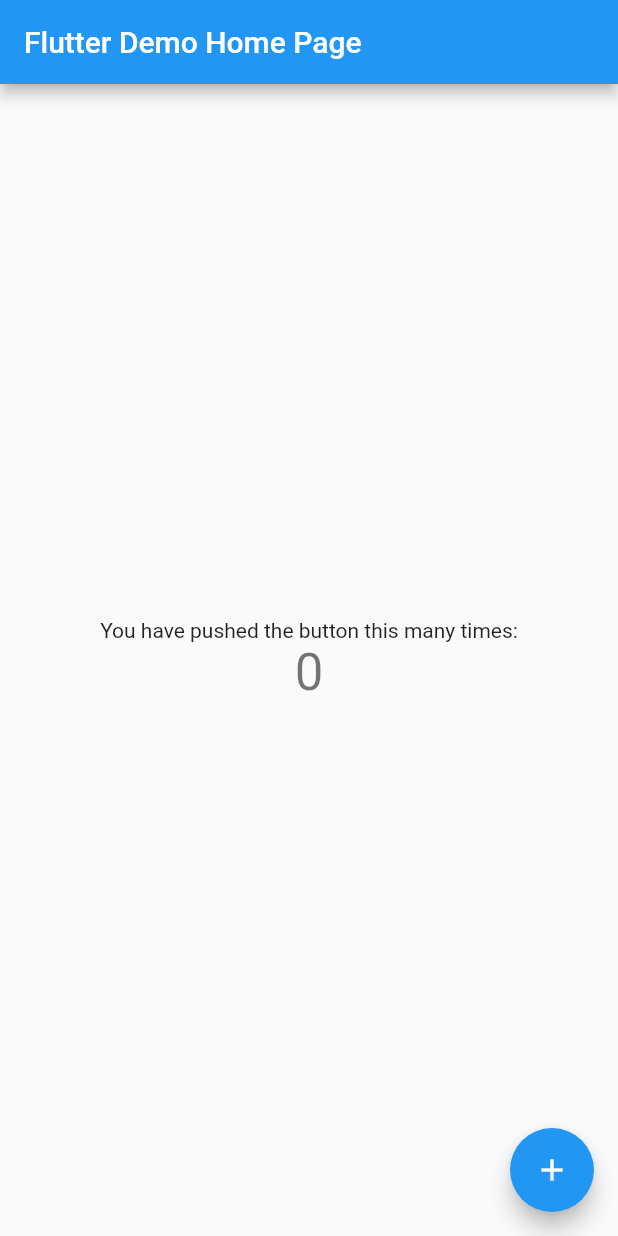
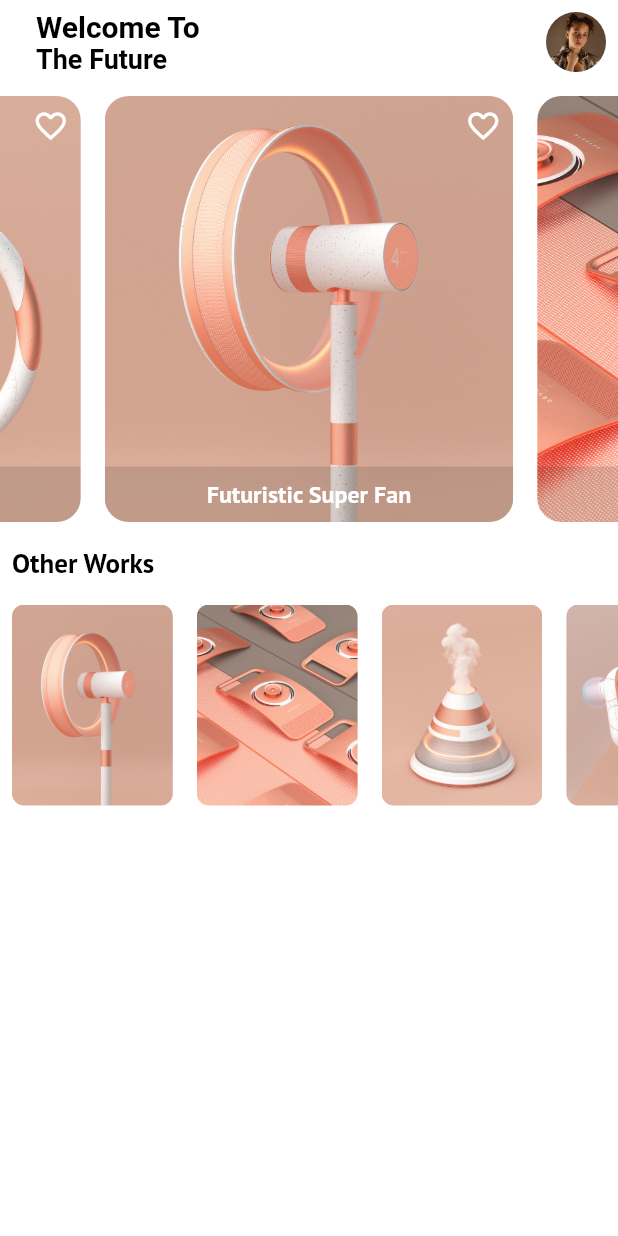
Before and after one commit to xiqi369/ResoMate, a Flutter app: the screen it shows after launch, on a phone screen of 412 x 824 dp. Run offline on Flutter 3.47's test engine with Material 2 defaults, Android fonts, the phone set to English and light mode, and no system bars; our stand-ins replace flutter_swiper.

Commit message:
Added app skeleton.

```diff
--- a/lib/main.dart
+++ b/lib/main.dart
@@ -1,117 +1,175 @@
 import 'package:flutter/material.dart';
+import 'package:flutter_swiper/flutter_swiper.dart';
 
-void main() {
-  runApp(MyApp());
-}
+import 'detail_page.dart';
+
+void main() => runApp(MyApp());
 
 class MyApp extends StatelessWidget {
-  // This widget is the root of your application.
   @override
   Widget build(BuildContext context) {
     return MaterialApp(
-      title: 'Flutter Demo',
-      theme: ThemeData(
-        // This is the theme of your application.
-        //
-        // Try running your application with "flutter run". You'll see the
-        // application has a blue toolbar. Then, without quitting the app, try
-        // changing the primarySwatch below to Colors.green and then invoke
-        // "hot reload" (press "r" in the console where you ran "flutter run",
-        // or simply save your changes to "hot reload" in a Flutter IDE).
-        // Notice that the counter didn't reset back to zero; the application
-        // is not restarted.
-        primarySwatch: Colors.blue,
-        // This makes the visual density adapt to the platform that you run
-        // the app on. For desktop platforms, the controls will be smaller and
-        // closer together (more dense) than on mobile platforms.
-        visualDensity: VisualDensity.adaptivePlatformDensity,
-      ),
-      home: MyHomePage(title: 'Flutter Demo Home Page'),
+      title: 'ResoMate',
+      debugShowCheckedModeBanner: false,
+      theme:
+          ThemeData(primarySwatch: Colors.blue, accentColor: Color(0xff0DBC83)),
+      home: HomePage(),
     );
   }
 }
 
-class MyHomePage extends StatefulWidget {
-  MyHomePage({Key key, this.title}) : super(key: key);
-
-  // This widget is the home page of your application. It is stateful, meaning
-  // that it has a State object (defined below) that contains fields that affect
-  // how it looks.
-
-  // This class is the configuration for the state. It holds the values (in this
-  // case the title) provided by the parent (in this case the App widget) and
-  // used by the build method of the State. Fields in a Widget subclass are
-  // always marked "final".
-
-  final String title;
-
-  @override
-  _MyHomePageState createState() => _MyHomePageState();
-}
-
-class _MyHomePageState extends State<MyHomePage> {
-  int _counter = 0;
-
-  void _incrementCounter() {
-    setState(() {
-      // This call to setState tells the Flutter framework that something has
-      // changed in this State, which causes it to rerun the build method below
-      // so that the display can reflect the updated values. If we changed
-      // _counter without calling setState(), then the build method would not be
-      // called again, and so nothing would appear to happen.
-      _counter++;
-    });
-  }
-
+class HomePage extends StatelessWidget {
   @override
   Widget build(BuildContext context) {
-    // This method is rerun every time setState is called, for instance as done
-    // by the _incrementCounter method above.
-    //
-    // The Flutter framework has been optimized to make rerunning build methods
-    // fast, so that you can just rebuild anything that needs updating rather
-    // than having to individually change instances of widgets.
     return Scaffold(
       appBar: AppBar(
-        // Here we take the value from the MyHomePage object that was created by
-        // the App.build method, and use it to set our appbar title.
-        title: Text(widget.title),
+        backgroundColor: Colors.white,
+        elevation: 0,
+        title: Padding(
+          padding: const EdgeInsets.all(8.0),
+          child: Column(
+            mainAxisAlignment: MainAxisAlignment.start,
+            crossAxisAlignment: CrossAxisAlignment.start,
+            children: <Widget>[
+              Text(
+                'Welcome To',
+                style: TextStyle(
+                    fontSize: 20,
+                    fontWeight: FontWeight.bold,
+                    color: Colors.black),
+              ),
+              Text(
+                'The Future',
+                style: TextStyle(
+                    fontSize: 18,
+                    fontWeight: FontWeight.bold,
+                    color: Colors.black),
+              ),
+            ],
+          ),
+        ),
+        actions: <Widget>[
+          Padding(
+            padding: EdgeInsets.all(8.0),
+            child: Container(
+              width: 40,
+              height: 40,
+              decoration: BoxDecoration(
+                shape: BoxShape.circle,
+                image: DecorationImage(
+                    image: AssetImage(
+                      'assets/face.jpg',
+                    ),
+                    fit: BoxFit.cover),
+              ),
+            ),
+          ),
+        ],
       ),
-      body: Center(
-        // Center is a layout widget. It takes a single child and positions it
-        // in the middle of the parent.
+      body: Container(
+        color: Colors.white,
         child: Column(
-          // Column is also a layout widget. It takes a list of children and
-          // arranges them vertically. By default, it sizes itself to fit its
-          // children horizontally, and tries to be as tall as its parent.
-          //
-          // Invoke "debug painting" (press "p" in the console, choose the
-          // "Toggle Debug Paint" action from the Flutter Inspector in Android
-          // Studio, or the "Toggle Debug Paint" command in Visual Studio Code)
-          // to see the wireframe for each widget.
-          //
-          // Column has various properties to control how it sizes itself and
-          // how it positions its children. Here we use mainAxisAlignment to
-          // center the children vertically; the main axis here is the vertical
-          // axis because Columns are vertical (the cross axis would be
-          // horizontal).
-          mainAxisAlignment: MainAxisAlignment.center,
+          crossAxisAlignment: CrossAxisAlignment.start,
           children: <Widget>[
-            Text(
-              'You have pushed the button this many times:',
+            SizedBox(
+              width: double.infinity,
+              height: 300,
+              child: Swiper(
+                itemCount: 5,
+                autoplay: false,
+                viewportFraction: 0.7,
+                itemBuilder: (BuildContext context, int index) {
+                  return GestureDetector(
+                    onTap: () {
+                      Navigator.push(
+                          context,
+                          MaterialPageRoute(
+                              builder: (context) => DetailPage(
+                                    heroTag: index.toString(),
+                                  )));
+                    },
+                    child: Padding(
+                      padding: const EdgeInsets.all(8.0),
+                      child: ClipRRect(
+                        borderRadius: BorderRadius.circular(16.0),
+                        child: Stack(
+                          children: <Widget>[
+                            Positioned.fill(
+                                child: Hero(
+                              tag: '$index',
+                              child: Image.asset('assets/$index.png',
+                                  fit: BoxFit.cover),
+                            )),
+                            Positioned(
+                              top: 8,
+                              right: 8,
+                              child: Icon(
+                                Icons.favorite_border,
+                                color: Colors.white,
+                              ),
+                            ),
+                            Positioned(
+                              bottom: 0,
+                              left: 0,
+                              right: 0,
+                              child: Container(
+                                color: Colors.black12,
+                                child: Padding(
+                                  padding: const EdgeInsets.all(8.0),
+                                  child: Text(
+                                    'Futuristic Super Fan',
+                                    style: TextStyle(
+                                        color: Colors.white,
+                                        fontFamily: 'Sans',
+                                        fontWeight: FontWeight.bold,
+                                        fontSize: 16),
+                                    textAlign: TextAlign.center,
+                                  ),
+                                ),
+                              ),
+                            )
+                          ],
+                        ),
+                      ),
+                    ),
+                  );
+                },
+              ),
             ),
-            Text(
-              '$_counter',
-              style: Theme.of(context).textTheme.headline4,
+            Padding(
+              padding: const EdgeInsets.all(8.0),
+              child: Text(
+                'Other Works',
+                style: TextStyle(
+                    color: Colors.black,
+                    fontFamily: 'Sans',
+                    fontWeight: FontWeight.bold,
+                    fontSize: 18),
+              ),
             ),
+            SizedBox(
+              width: double.infinity,
+              height: 150,
+              child: ListView.builder(
+                itemCount: 5,
+                scrollDirection: Axis.horizontal,
+                itemBuilder: (BuildContext context, int index) {
+                  return Padding(
+                    padding: const EdgeInsets.all(8.0),
+                    child: ClipRRect(
+                      borderRadius: BorderRadius.circular(8.0),
+                      child: Image.asset(
+                        'assets/$index.png',
+                        fit: BoxFit.cover,
+                      ),
+                    ),
+                  );
+                },
+              ),
+            )
           ],
         ),
       ),
-      floatingActionButton: FloatingActionButton(
-        onPressed: _incrementCounter,
-        tooltip: 'Increment',
-        child: Icon(Icons.add),
-      ), // This trailing comma makes auto-formatting nicer for build methods.
     );
   }
 }
```
Also changed, not shown: lib/detail_page.dart (added, +203 -0 lines), pubspec.yaml (+13 -0 lines), assets/0.png (added), assets/1.png (added), assets/2.png (added), assets/3.png (added), assets/4.png (added), assets/face.jpg (added), assets/fonts/PTSans-Bold.ttf (added), assets/fonts/PTSans-BoldItalic.ttf (added), assets/fonts/PTSans-Regular.ttf (added), assets/fonts/PTSans-RegularItalic.ttf (added), pubspec.lock.
